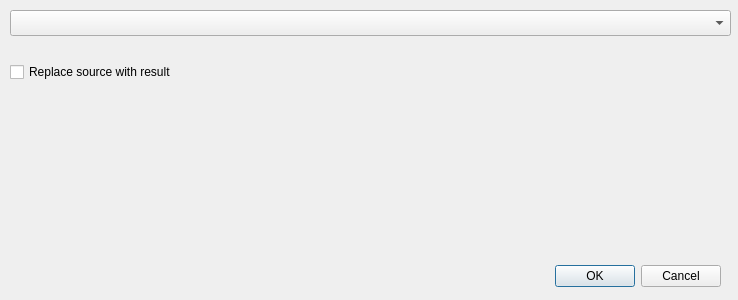
The window that forms/computenormalsdlg.ui (RasmusRPaulsen/Sumatra) describes before a commit, drawn with Qt 5.
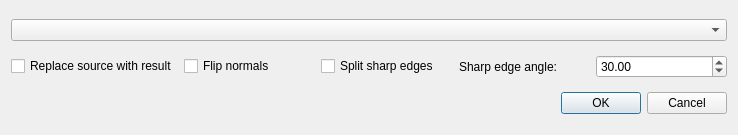
The same window after the commit.

Patch:
```diff
--- a/forms/computenormalsdlg.ui
+++ b/forms/computenormalsdlg.ui
@@ -7,51 +7,69 @@
     <x>0</x>
     <y>0</y>
     <width>738</width>
-    <height>300</height>
+    <height>135</height>
    </rect>
   </property>
   <property name="windowTitle">
    <string>Dialog</string>
   </property>
-  <widget class="QDialogButtonBox" name="buttonBox">
-   <property name="geometry">
-    <rect>
-     <x>380</x>
-     <y>260</y>
-     <width>341</width>
-     <height>32</height>
-    </rect>
-   </property>
-   <property name="orientation">
-    <enum>Qt::Horizontal</enum>
-   </property>
-   <property name="standardButtons">
-    <set>QDialogButtonBox::Cancel|QDialogButtonBox::Ok</set>
-   </property>
-  </widget>
-  <widget class="QComboBox" name="selectedSurface">
-   <property name="geometry">
-    <rect>
-     <x>10</x>
-     <y>10</y>
-     <width>721</width>
-     <height>26</height>
-    </rect>
-   </property>
-  </widget>
-  <widget class="QCheckBox" name="replaceSource">
-   <property name="geometry">
-    <rect>
-     <x>10</x>
-     <y>60</y>
-     <width>201</width>
-     <height>24</height>
-    </rect>
-   </property>
-   <property name="text">
-    <string>Replace source with result</string>
-   </property>
-  </widget>
+  <layout class="QVBoxLayout" name="verticalLayout">
+   <item>
+    <widget class="QComboBox" name="selectedObjectCB"/>
+   </item>
+   <item>
+    <layout class="QHBoxLayout" name="horizontalLayout">
+     <item>
+      <widget class="QCheckBox" name="ReplaceSourceChk">
+       <property name="text">
+        <string>Replace source with result</string>
+       </property>
+      </widget>
+     </item>
+     <item>
+      <widget class="QCheckBox" name="FlipNormalsChk">
+       <property name="text">
+        <string>Flip normals</string>
+       </property>
+      </widget>
+     </item>
+     <item>
+      <widget class="QCheckBox" name="SplitSharpEdgesChk">
+       <property name="text">
+        <string>Split sharp edges</string>
+       </property>
+      </widget>
+     </item>
+     <item>
+      <widget class="QLabel" name="label">
+       <property name="text">
+        <string>Sharp edge angle:</string>
+       </property>
+      </widget>
+     </item>
+     <item>
+      <widget class="QDoubleSpinBox" name="SharpEdgeAngleSpn">
+       <property name="maximum">
+        <double>360.000000000000000</double>
+       </property>
+       <property name="value">
+        <double>30.000000000000000</double>
+       </property>
+      </widget>
+     </item>
+    </layout>
+   </item>
+   <item>
+    <widget class="QDialogButtonBox" name="buttonBox">
+     <property name="orientation">
+      <enum>Qt::Horizontal</enum>
+     </property>
+     <property name="standardButtons">
+      <set>QDialogButtonBox::Cancel|QDialogButtonBox::Ok</set>
+     </property>
+    </widget>
+   </item>
+  </layout>
  </widget>
  <resources/>
  <connections>
```
Left out of the diff: 2 changed lines with no effect on the pictures.
